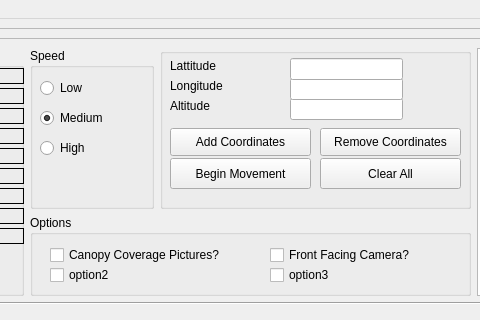
Qt form RobotUI.ui (danielsmith1313/Robot) before a commit; both pictures show x 336 to 816 and y 0 to 320 of the 1207 by 951 pixel window.
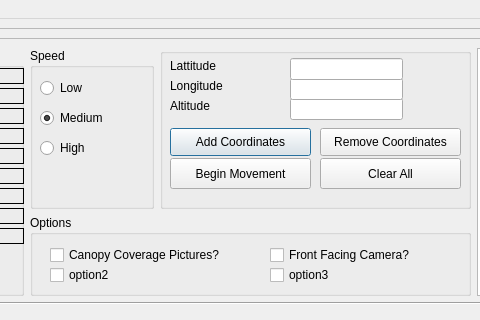
The same form after that commit.

```diff
--- a/RobotUI.ui
+++ b/RobotUI.ui
@@ -44,6 +44,9 @@
        <layout class="QGridLayout" name="gridLayout_2">
         <item row="0" column="0">
          <widget class="QFrame" name="frame">
+          <property name="autoFillBackground">
+           <bool>false</bool>
+          </property>
           <property name="frameShape">
            <enum>QFrame::StyledPanel</enum>
           </property>
@@ -497,6 +500,12 @@
               <property name="text">
                <string>Add Coordinates</string>
               </property>
+              <property name="autoDefault">
+               <bool>true</bool>
+              </property>
+              <property name="default">
+               <bool>true</bool>
+              </property>
              </widget>
              <widget class="QLabel" name="label_6">
               <property name="geometry">
```
Left out of the diff: 10 changed lines with no effect on the pictures.
